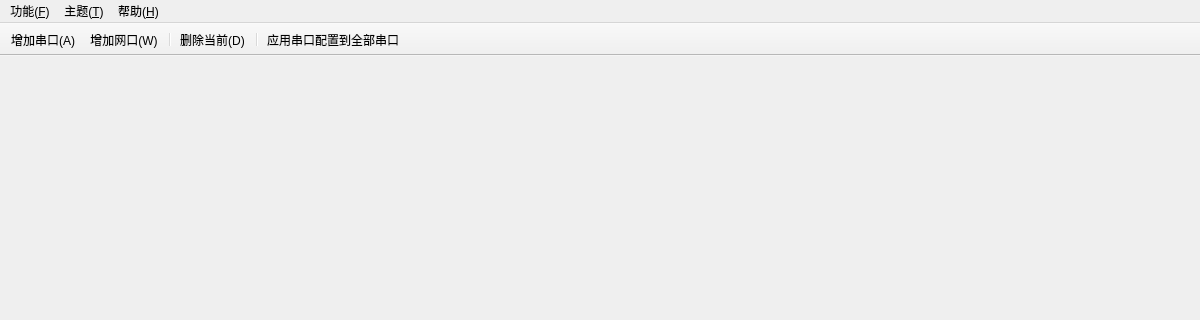
Qt form mainwindow.ui (yeyue1/Debugging-Assistant) before a commit; both pictures show x 0 to 1200 and y 0 to 320 of the 1200 by 800 pixel window.
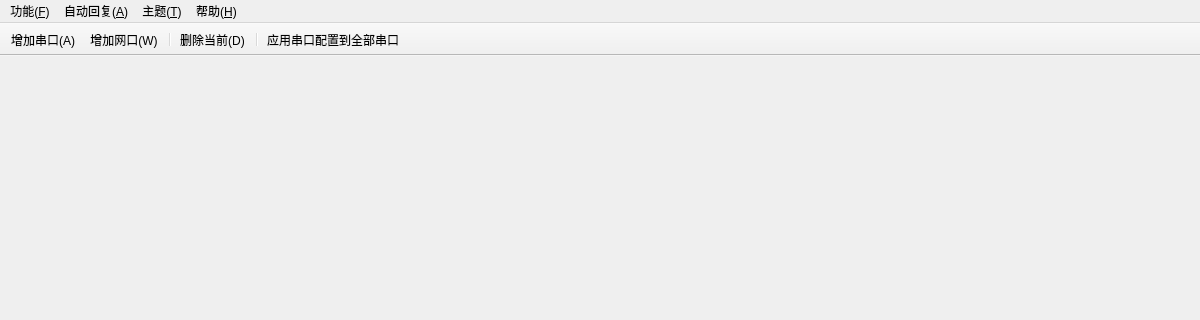
The same form after that commit.

Commit message: feat: network search bar + menu-driven multi-rule auto-reply

```diff
--- a/mainwindow.ui
+++ b/mainwindow.ui
@@ -56,6 +56,12 @@
     <addaction name="darkThemeAction"/>
     <addaction name="lightThemeAction"/>
    </widget>
+   <widget class="QMenu" name="menuAutoReply">
+    <property name="title">
+     <string>自动回复(&amp;A)</string>
+    </property>
+    <addaction name="autoReplyAction"/>
+   </widget>
    <widget class="QMenu" name="menuHelp">
     <property name="title">
      <string>帮助(&amp;H)</string>
@@ -63,6 +69,7 @@
     <addaction name="aboutAction"/>
    </widget>
    <addaction name="menuFile"/>
+   <addaction name="menuAutoReply"/>
    <addaction name="menuTheme"/>
    <addaction name="menuHelp"/>
   </widget>
```
Left out of the diff: 8 changed lines with no effect on the pictures. The commit also changes 14 other files.
